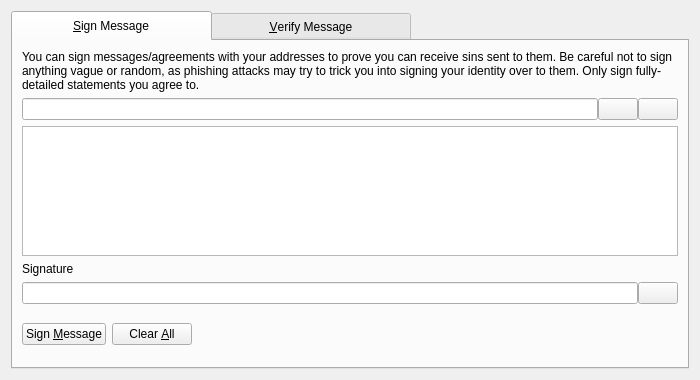
hardwarewise/SIN-core, file src/qt/forms/signverifymessagedialog.ui: the form before one commit.
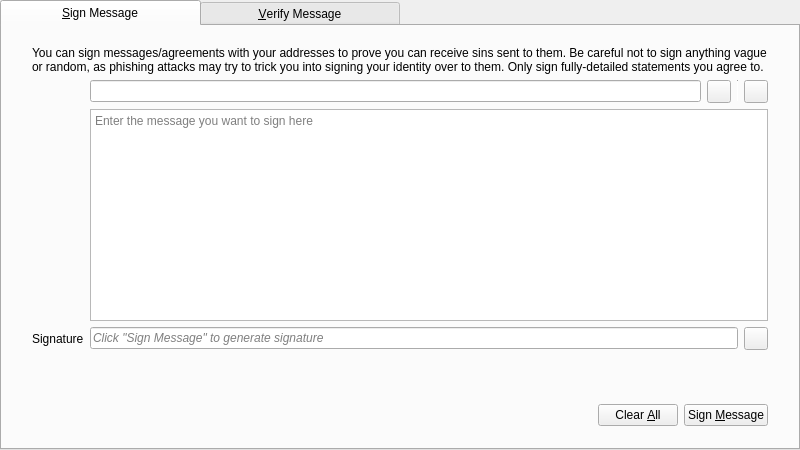
The form after the commit. The open tabs and pages were chosen to show the change. Icons and pictures are not drawn. Custom widgets are drawn as their Qt base class.

Patch:
```diff
--- a/src/qt/forms/signverifymessagedialog.ui
+++ b/src/qt/forms/signverifymessagedialog.ui
@@ -6,28 +6,39 @@
    <rect>
     <x>0</x>
     <y>0</y>
-    <width>700</width>
-    <height>380</height>
+    <width>800</width>
+    <height>450</height>
    </rect>
   </property>
   <property name="windowTitle">
    <string>Signatures - Sign / Verify a Message</string>
   </property>
   <property name="styleSheet">
-   <string notr="true">QTabBar::tab { 
+   <string notr="true">QTabBar::tab {
 width: 200px;
-height: 30px;
-}</string>
+
+}
+
+</string>
   </property>
   <property name="modal">
    <bool>true</bool>
   </property>
   <layout class="QVBoxLayout" name="verticalLayout">
+   <property name="leftMargin">
+    <number>0</number>
+   </property>
+   <property name="topMargin">
+    <number>0</number>
+   </property>
+   <property name="rightMargin">
+    <number>0</number>
+   </property>
+   <property name="bottomMargin">
+    <number>0</number>
+   </property>
    <item>
     <widget class="QTabWidget" name="tabWidget">
-     <property name="styleSheet">
-      <string notr="true"/>
-     </property>
      <property name="currentIndex">
       <number>1</number>
      </property>
@@ -36,23 +47,38 @@
        <string>&amp;Sign Message</string>
       </attribute>
       <layout class="QVBoxLayout" name="verticalLayout_SM">
+       <property name="leftMargin">
+        <number>0</number>
+       </property>
+       <property name="topMargin">
+        <number>0</number>
+       </property>
+       <property name="rightMargin">
+        <number>0</number>
+       </property>
+       <property name="bottomMargin">
+        <number>0</number>
+       </property>
        <item>
-        <widget class="QLabel" name="infoLabel_SM">
-         <property name="text">
-          <string>You can sign messages/agreements with your addresses to prove you can receive sins sent to them. Be careful not to sign anything vague or random, as phishing attacks may try to trick you into signing your identity over to them. Only sign fully-detailed statements you agree to.</string>
+        <layout class="QVBoxLayout" name="verticalLayout_3">
+         <property name="leftMargin">
+          <number>30</number>
          </property>
-         <property name="textFormat">
-          <enum>Qt::PlainText</enum>
+         <property name="topMargin">
+          <number>20</number>
          </property>
-         <property name="wordWrap">
-          <bool>true</bool>
+         <property name="rightMargin">
+          <number>30</number>
          </property>
-        </widget>
-       </item>
+         <property name="bottomMargin">
+          <number>20</number>
+         </property>
        <item>
+          <layout class="QGridLayout" name="gridLayout">
+           <item row="1" column="1">
         <layout class="QHBoxLayout" name="horizontalLayout_1_SM">
          <property name="spacing">
-          <number>0</number>
+              <number>6</number>
          </property>
          <item>
           <widget class="QValidatedLineEdit" name="addressIn_SM">
@@ -62,7 +88,7 @@
           </widget>
          </item>
          <item>
-          <widget class="QPushButton" name="addressBookButton_SM">
+              <widget class="QToolButton" name="addressBookButton_SM">
            <property name="toolTip">
             <string>Choose previously used address</string>
            </property>
@@ -76,13 +102,23 @@
            <property name="shortcut">
             <string>Alt+A</string>
            </property>
-           <property name="autoDefault">
-            <bool>false</bool>
-           </property>
+              </widget>
+             </item>
+             <item>
+              <widget class="Line" name="vLine">
+               <property name="maximumSize">
+                <size>
+                 <width>1</width>
+                 <height>22</height>
+                </size>
+               </property>
+               <property name="orientation">
+                <enum>Qt::Vertical</enum>
+               </property>
           </widget>
          </item>
          <item>
-          <widget class="QPushButton" name="pasteButton_SM">
+              <widget class="QToolButton" name="pasteButton_SM">
            <property name="toolTip">
             <string>Paste address from clipboard</string>
            </property>
@@ -96,34 +132,24 @@
            <property name="shortcut">
             <string>Alt+P</string>
            </property>
-           <property name="autoDefault">
-            <bool>false</bool>
-           </property>
           </widget>
          </item>
         </layout>
        </item>
-       <item>
+           <item row="2" column="1">
         <widget class="QPlainTextEdit" name="messageIn_SM">
          <property name="toolTip">
           <string>Enter the message you want to sign here</string>
          </property>
-        </widget>
-       </item>
-       <item>
-        <widget class="QLabel" name="signatureLabel_SM">
-         <property name="text">
-          <string>Signature</string>
-         </property>
-         <property name="textFormat">
-          <enum>Qt::PlainText</enum>
-         </property>
-        </widget>
-       </item>
-       <item>
+             <property name="placeholderText">
+              <string>Enter the message you want to sign here</string>
+             </property>
+            </widget>
+           </item>
+           <item row="3" column="1">
         <layout class="QHBoxLayout" name="horizontalLayout_2_SM">
          <property name="spacing">
-          <number>0</number>
+              <number>6</number>
          </property>
          <item>
           <widget class="QLineEdit" name="signatureOut_SM">
@@ -135,10 +161,13 @@
            <property name="readOnly">
             <bool>true</bool>
            </property>
+               <property name="placeholderText">
+                <string>Click &quot;Sign Message&quot; to generate signature</string>
+               </property>
           </widget>
          </item>
          <item>
-          <widget class="QPushButton" name="copySignatureButton_SM">
+              <widget class="QToolButton" name="copySignatureButton_SM">
            <property name="toolTip">
             <string>Copy the current signature to the system clipboard</string>
            </property>
@@ -149,49 +178,49 @@
             <iconset>
              <normaloff>:/icons/editcopy</normaloff>:/icons/editcopy</iconset>
            </property>
-           <property name="autoDefault">
-            <bool>false</bool>
-           </property>
           </widget>
          </item>
         </layout>
        </item>
-       <item>
-        <layout class="QHBoxLayout" name="horizontalLayout_3_SM">
-         <item>
-          <widget class="QPushButton" name="signMessageButton_SM">
-           <property name="toolTip">
-            <string>Sign the message to prove you own this SIN address</string>
-           </property>
+           <item row="3" column="0">
+            <widget class="QLabel" name="signatureLabel_SM">
            <property name="text">
-            <string>Sign &amp;Message</string>
-           </property>
-           <property name="icon">
-            <iconset>
-             <normaloff>:/icons/edit</normaloff>:/icons/edit</iconset>
-           </property>
-           <property name="autoDefault">
-            <bool>false</bool>
-           </property>
-          </widget>
-         </item>
-         <item>
-          <widget class="QPushButton" name="clearButton_SM">
-           <property name="toolTip">
-            <string>Reset all sign message fields</string>
-           </property>
+              <string>Signature</string>
+             </property>
+             <property name="textFormat">
+              <enum>Qt::PlainText</enum>
+             </property>
+            </widget>
+           </item>
+           <item row="0" column="0" colspan="2">
+            <widget class="QLabel" name="infoLabel_SM">
            <property name="text">
-            <string>Clear &amp;All</string>
-           </property>
-           <property name="icon">
-            <iconset>
-             <normaloff>:/icons/remove</normaloff>:/icons/remove</iconset>
-           </property>
-           <property name="autoDefault">
-            <bool>false</bool>
+              <string>You can sign messages/agreements with your addresses to prove you can receive sins sent to them. Be careful not to sign anything vague or random, as phishing attacks may try to trick you into signing your identity over to them. Only sign fully-detailed statements you agree to.</string>
+             </property>
+             <property name="textFormat">
+              <enum>Qt::PlainText</enum>
+             </property>
+             <property name="wordWrap">
+              <bool>true</bool>
            </property>
           </widget>
          </item>
+          </layout>
+         </item>
+        </layout>
+       </item>
+       <item>
+        <widget class="QWidget" name="buttonsContainerWhite" native="true">
+         <layout class="QHBoxLayout" name="horizontalLayout">
+          <property name="leftMargin">
+           <number>30</number>
+          </property>
+          <property name="topMargin">
+           <number>15</number>
+          </property>
+          <property name="rightMargin">
+           <number>30</number>
+          </property>
          <item>
           <spacer name="horizontalSpacer_1_SM">
            <property name="orientation">
@@ -234,7 +263,42 @@
            </property>
           </spacer>
          </item>
-        </layout>
+          <item>
+           <widget class="SinPushButton" name="clearButton_SM">
+            <property name="toolTip">
+             <string>Reset all sign message fields</string>
+            </property>
+            <property name="text">
+             <string>Clear &amp;All</string>
+            </property>
+            <property name="icon">
+             <iconset resource="../sin.qrc">
+              <normaloff>:/icons/remove</normaloff>:/icons/remove</iconset>
+            </property>
+            <property name="autoDefault">
+             <bool>false</bool>
+            </property>
+           </widget>
+          </item>
+          <item>
+           <widget class="SinPushButton" name="signMessageButton_SM">
+            <property name="toolTip">
+             <string>Sign the message to prove you own this SIN address</string>
+            </property>
+            <property name="text">
+             <string>Sign &amp;Message</string>
+            </property>
+            <property name="icon">
+             <iconset resource="../sin.qrc">
+              <normaloff>:/icons/edit</normaloff>:/icons/edit</iconset>
+            </property>
+            <property name="autoDefault">
+             <bool>false</bool>
+            </property>
+           </widget>
+          </item>
+         </layout>
+        </widget>
        </item>
       </layout>
      </widget>
@@ -391,6 +455,11 @@
    <extends>QLineEdit</extends>
    <header>qt/qvalidatedlineedit.h</header>
   </customwidget>
+  <customwidget>
+   <class>SinPushButton</class>
+   <extends>QPushButton</extends>
+   <header>qt/sinpushbutton.h</header>
+  </customwidget>
  </customwidgets>
  <resources>
   <include location="../sin.qrc"/>
```
Left out of the diff: 130 changed lines with no effect on the pictures. Lines whose indentation alone changed are shown as unchanged.
